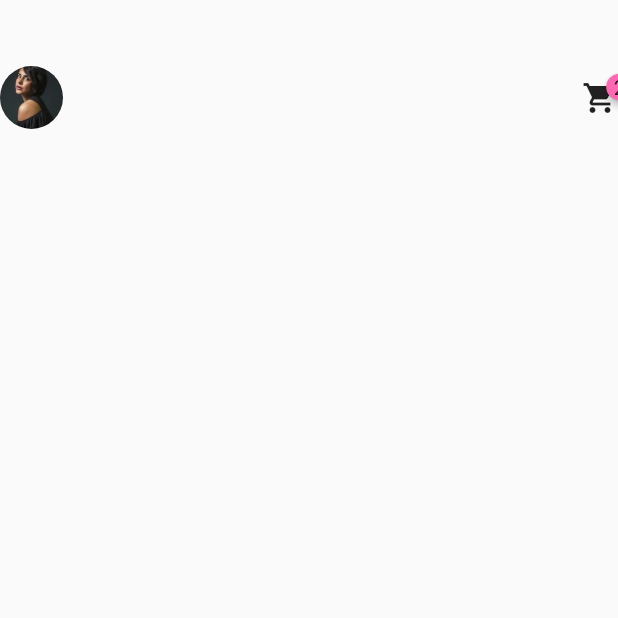
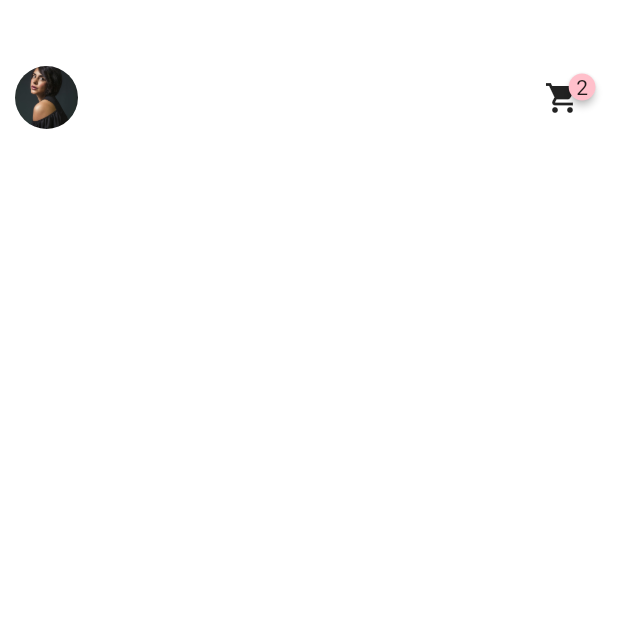
Before and after one commit to DevAdedoyin/e-commerce-store-ui, a Flutter app: the screen it shows after launch, on a phone screen of 412 x 824 dp, the top half of it. Run offline on Flutter 3.47's test engine with Material 2 defaults, Android fonts, the phone set to English and light mode, and no system bars; drawn by our look-alikes of badges.

Commit message:
Custom Appbar: Appbar theme

```diff
--- a/lib/main.dart
+++ b/lib/main.dart
@@ -12,12 +12,16 @@ class MyApp extends StatelessWidget {
 
   @override
   Widget build(BuildContext context) {
-    SystemChrome.setSystemUIOverlayStyle(
-        const SystemUiOverlayStyle(statusBarColor: Colorz.white));
+    SystemChrome.setSystemUIOverlayStyle(const SystemUiOverlayStyle(
+      statusBarColor: Colorz.white,
+      // statusBarBrightness: Brightness.dark,
+      // statusBarIconBrightness: Brightness.dark
+    ));
     return MaterialApp(
       debugShowCheckedModeBanner: false,
       title: 'E-Commerce',
       theme: ThemeData(
+        scaffoldBackgroundColor: Colorz.white,
         appBarTheme: const AppBarTheme(color: Colorz.white, elevation: 0),
         primarySwatch: Colors.blue,
       ),
--- a/lib/themes/colors.dart
+++ b/lib/themes/colors.dart
@@ -3,7 +3,7 @@ import 'package:flutter/material.dart';
 class Colorz {
   static const accentColor = Color.fromRGBO(51, 51, 51, 1);
   static const primaryColor = Color.fromRGBO(10, 8, 8, 1);
-  static const pinkColor = Color.fromRGBO(255, 105, 180, 1);
+  static const pinkColor = Color.fromRGBO(255, 192, 203, 1);
   static const ghostWhite = Color.fromRGBO(248, 248, 255, 1);
   static const white = Color.fromRGBO(255, 255, 255, 1);
 }
--- a/lib/widgets/appbar.dart
+++ b/lib/widgets/appbar.dart
@@ -10,6 +10,7 @@ class CustomAppbar extends StatelessWidget {
   Widget build(BuildContext context) {
     return Container(
       alignment: Alignment.center,
+      padding: const EdgeInsets.only(right: 25, left: 10),
       height: 70,
       child: Row(
         mainAxisAlignment: MainAxisAlignment.spaceBetween,
```
